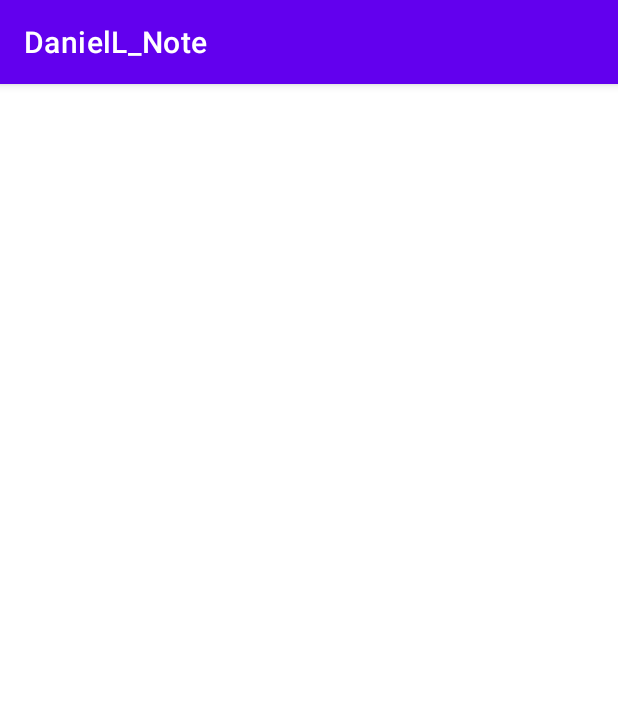
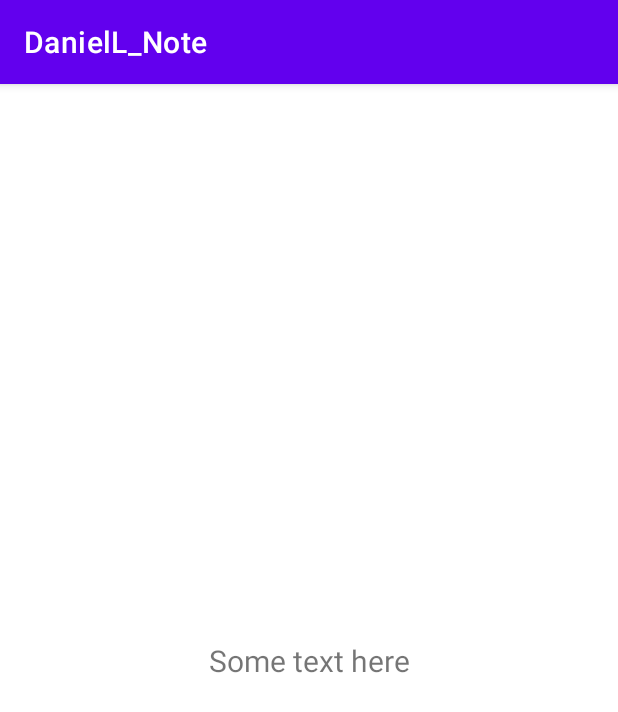
Before and after one commit to DanielLukasevic/DanielL_Note, an Android app: the screen it shows after launch (NoteDetails), after a tap on an icon or button, on a phone screen of 412 x 824 dp. Shown: the top 712 px of the screen. Run offline under Robolectric (Android 15) with nearby library versions, the phone set to English and light mode, and no system bars.

Commit message:
Transfer data between MainActivity and NoteDetails

```diff
--- a/app/src/main/java/lt/vcs/daniell_note/MainActivity.java
+++ b/app/src/main/java/lt/vcs/daniell_note/MainActivity.java
@@ -66,6 +66,8 @@ public class MainActivity extends AppCompatActivity {
 //                Log.i(TAG, "onItemClick: " + notes.get(position));
 
                 Intent intent = new Intent(MainActivity.this, NoteDetails.class);
+                intent.putExtra("lt.vcs.daniell.main_activity_one", notes.get(position).getName());
+                intent.putExtra("lt.vcs.daniell.main_activity_two", notes.get(position).toString());
                 startActivity(intent);
             }
         });
--- a/app/src/main/java/lt/vcs/daniell_note/NoteDetails.java
+++ b/app/src/main/java/lt/vcs/daniell_note/NoteDetails.java
@@ -1,14 +1,26 @@
 package lt.vcs.daniell_note;
+
+
 
 import androidx.appcompat.app.AppCompatActivity;
 
+import android.content.Intent;
 import android.os.Bundle;
+import android.util.Log;
 
 public class NoteDetails extends AppCompatActivity {
+    private static final String TAG = "app test";
+
 
     @Override
     protected void onCreate(Bundle savedInstanceState) {
         super.onCreate(savedInstanceState);
         setContentView(R.layout.activity_note_details);
+
+        Intent intent = getIntent();
+        String messageOne = intent.getStringExtra("lt.vcs.daniell.main_activity_one");
+        String messageTwo = intent.getStringExtra("lt.vcs.daniell.main_activity_two");
+        Log.i(TAG, "onCreate: " + messageOne);
+        Log.i(TAG, "onCreate: " + messageTwo);
     }
 }
--- a/app/src/main/res/layout/activity_note_details.xml
+++ b/app/src/main/res/layout/activity_note_details.xml
@@ -13,6 +13,8 @@
         app:layout_constraintBottom_toBottomOf="parent"
         app:layout_constraintEnd_toEndOf="parent"
         app:layout_constraintStart_toStartOf="parent"
-        app:layout_constraintTop_toTopOf="parent" />
+        android:text="Some text here"
+        android:textSize="20sp"
+        app:layout_constraintTop_toTopOf="parent"/>
 
 </androidx.constraintlayout.widget.ConstraintLayout>
```
